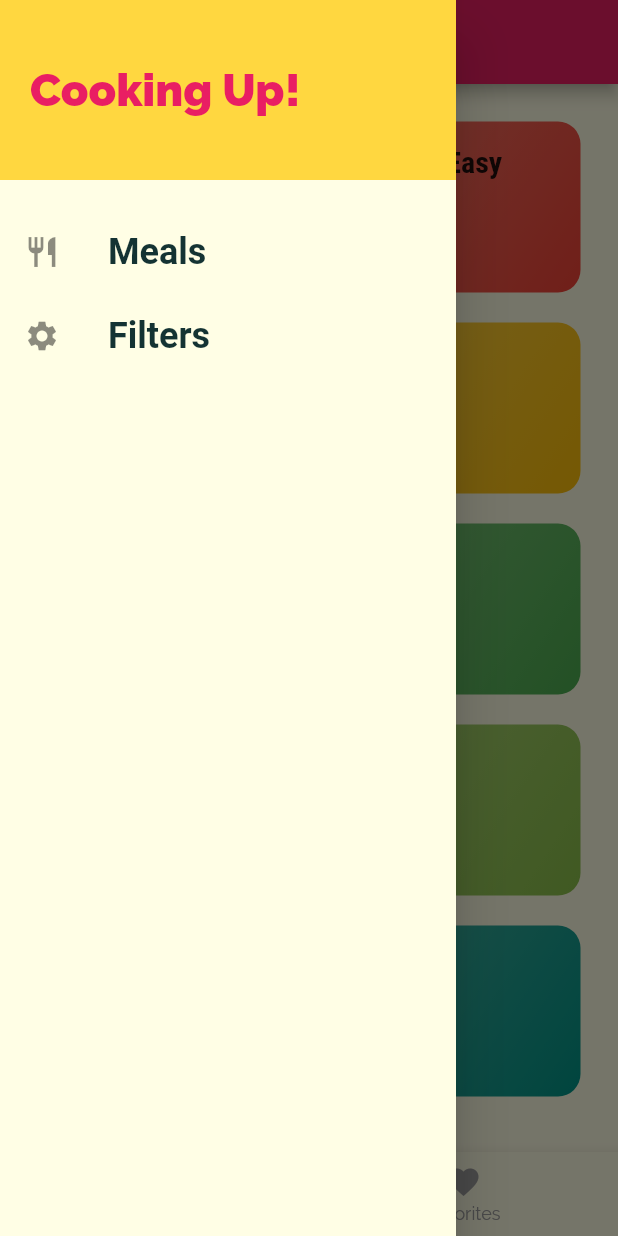
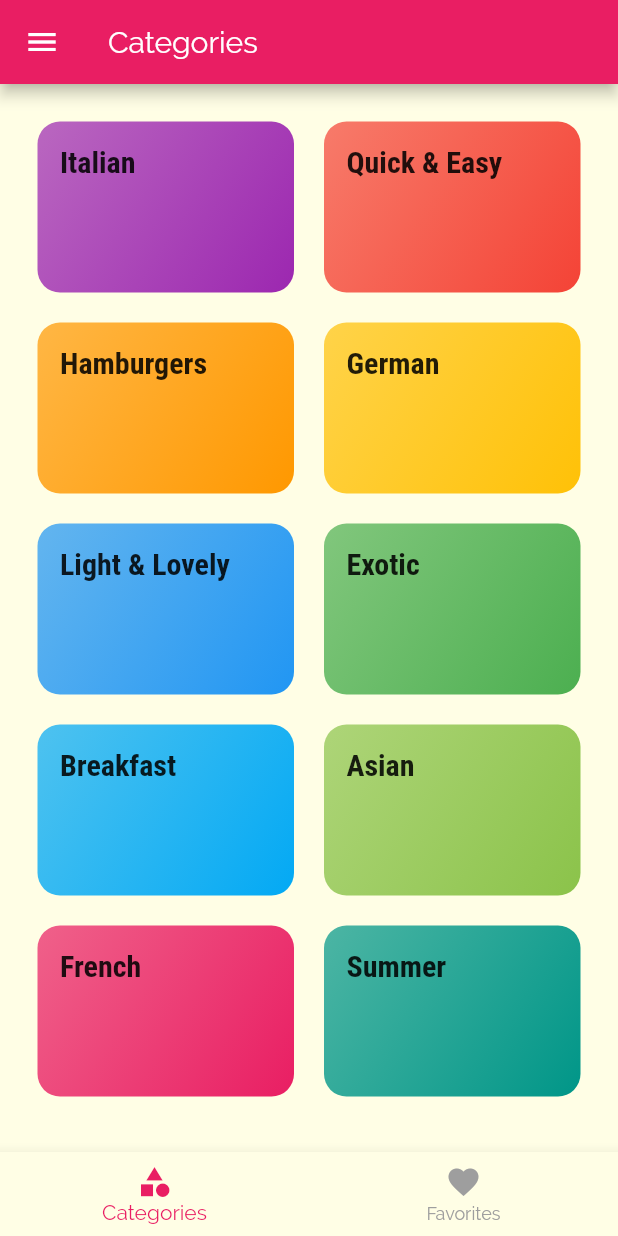
Before and after one commit to Zireael26/Meals-App, a Flutter app: the screen it shows after launch, in the side drawer, after a tap on "Meals", on a phone screen of 412 x 824 dp. Run offline on Flutter 3.47's test engine with Material 2 defaults, Android fonts, the light colour scheme and no system bars; Roboto replaces fonts that are missing (RobotoCondensed).

Commit message:
Minor Changes
Signed-off-by: Abhishek Kaushik <abhishek.nexus26@gmail.com>

```diff
--- a/lib/main.dart
+++ b/lib/main.dart
@@ -1,5 +1,6 @@
 import 'package:flutter/material.dart';
 import 'package:mealsapp/pages/category_meals_page.dart';
+import 'package:mealsapp/pages/filters_page.dart';
 import 'package:mealsapp/pages/meal_details_page.dart';
 import 'package:mealsapp/pages/tabs_page.dart';
 
@@ -31,9 +32,9 @@ class MyApp extends StatelessWidget {
               ))),
       routes: {
         '/': (context) => TabsPage(),
-//        CategoriesPage.routeName: (context) => CategoriesPage(),
         CategoryMealsPage.routeName: (context) => CategoryMealsPage(),
-        MealDetailsPage.routeName: (context) => MealDetailsPage()
+        MealDetailsPage.routeName: (context) => MealDetailsPage(),
+        FiltersPage.routeName: (context) => FiltersPage(),
       },
     );
   }
--- a/lib/widgets/main_drawer.dart
+++ b/lib/widgets/main_drawer.dart
@@ -1,7 +1,10 @@
 import 'package:flutter/material.dart';
+import 'package:mealsapp/pages/filters_page.dart';
 
 class MainDrawer extends StatelessWidget {
-  Widget buildListTile({IconData iconData, String text}) {
+  Widget buildListTile({@required IconData iconData,
+    @required String text,
+    @required Function onTap}) {
     return ListTile(
       leading: Icon(iconData),
       title: Text(
@@ -12,7 +15,7 @@ class MainDrawer extends StatelessWidget {
           fontSize: 24.0,
         ),
       ),
-      onTap: () {},
+      onTap: onTap,
     );
   }
 
@@ -37,8 +40,19 @@ class MainDrawer extends StatelessWidget {
             ),
           ),
           SizedBox(height: 20),
-          buildListTile(iconData: Icons.restaurant, text: "Meals"),
-          buildListTile(iconData: Icons.settings, text: "Filters"),
+          buildListTile(
+              iconData: Icons.restaurant,
+              text: "Meals",
+              onTap: () {
+                Navigator.of(context).pushReplacementNamed('/');
+              }),
+          buildListTile(
+              iconData: Icons.settings,
+              text: "Filters",
+              onTap: () {
+                Navigator.of(context)
+                    .pushReplacementNamed(FiltersPage.routeName);
+              }),
         ],
       ),
     );
```
Also changed, not shown: lib/pages/filters_page.dart (added, +19 -0 lines).
